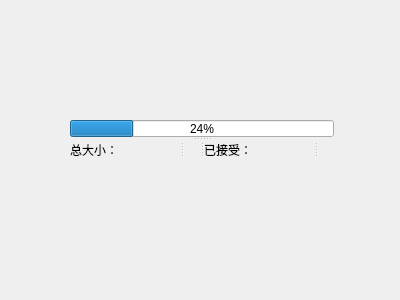
Before: the Qt Designer form Appup/Appup.ui in judgetime/module, drawn with Qt 5.
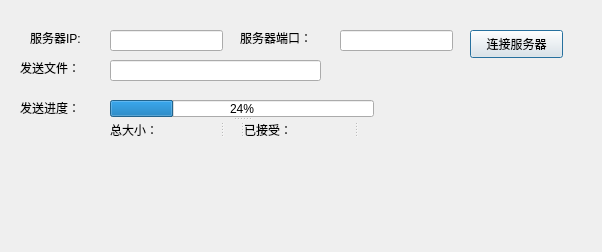
After: the same form once the commit is applied.

Diff of the .ui file:
```diff
--- a/Appup/Appup.ui
+++ b/Appup/Appup.ui
@@ -6,8 +6,8 @@
    <rect>
     <x>0</x>
     <y>0</y>
-    <width>400</width>
-    <height>300</height>
+    <width>602</width>
+    <height>252</height>
    </rect>
   </property>
   <property name="windowTitle">
@@ -16,8 +16,8 @@
   <widget class="QSplitter" name="splitter_2">
    <property name="geometry">
     <rect>
-     <x>70</x>
-     <y>120</y>
+     <x>110</x>
+     <y>100</y>
      <width>264</width>
      <height>38</height>
     </rect>
@@ -56,6 +56,101 @@
     </widget>
    </widget>
   </widget>
+  <widget class="QLabel" name="label_IP">
+   <property name="geometry">
+    <rect>
+     <x>30</x>
+     <y>30</y>
+     <width>72</width>
+     <height>15</height>
+    </rect>
+   </property>
+   <property name="text">
+    <string>服务器IP:</string>
+   </property>
+  </widget>
+  <widget class="QLabel" name="label_Port">
+   <property name="geometry">
+    <rect>
+     <x>240</x>
+     <y>30</y>
+     <width>91</width>
+     <height>16</height>
+    </rect>
+   </property>
+   <property name="text">
+    <string>服务器端口：</string>
+   </property>
+  </widget>
+  <widget class="QLabel" name="label_File">
+   <property name="geometry">
+    <rect>
+     <x>20</x>
+     <y>60</y>
+     <width>72</width>
+     <height>15</height>
+    </rect>
+   </property>
+   <property name="text">
+    <string>发送文件：</string>
+   </property>
+  </widget>
+  <widget class="QLineEdit" name="lineEdit_IP">
+   <property name="geometry">
+    <rect>
+     <x>110</x>
+     <y>30</y>
+     <width>113</width>
+     <height>21</height>
+    </rect>
+   </property>
+  </widget>
+  <widget class="QLineEdit" name="lineEdit_Port">
+   <property name="geometry">
+    <rect>
+     <x>340</x>
+     <y>30</y>
+     <width>113</width>
+     <height>21</height>
+    </rect>
+   </property>
+  </widget>
+  <widget class="QLineEdit" name="lineEdit_File">
+   <property name="geometry">
+    <rect>
+     <x>110</x>
+     <y>60</y>
+     <width>211</width>
+     <height>21</height>
+    </rect>
+   </property>
+  </widget>
+  <widget class="QLabel" name="label_Rate">
+   <property name="geometry">
+    <rect>
+     <x>20</x>
+     <y>100</y>
+     <width>72</width>
+     <height>15</height>
+    </rect>
+   </property>
+   <property name="text">
+    <string>发送进度：</string>
+   </property>
+  </widget>
+  <widget class="QPushButton" name="pbn_connect">
+   <property name="geometry">
+    <rect>
+     <x>470</x>
+     <y>30</y>
+     <width>93</width>
+     <height>28</height>
+    </rect>
+   </property>
+   <property name="text">
+    <string>连接服务器</string>
+   </property>
+  </widget>
  </widget>
  <layoutdefault spacing="6" margin="11"/>
  <resources/>
```
